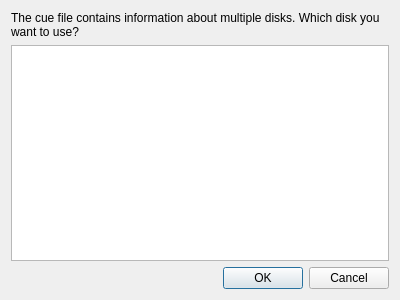
flacon/flacon, file gui/cuediskselectdialog/cuediskselectdialog.ui: the form before one commit.
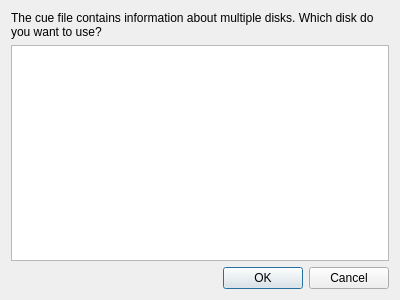
The form after the commit.

What changed in the file:
```diff
--- a/gui/cuediskselectdialog/cuediskselectdialog.ui
+++ b/gui/cuediskselectdialog/cuediskselectdialog.ui
@@ -17,7 +17,7 @@
    <item>
     <widget class="QLabel" name="text">
      <property name="text">
-      <string>The cue file contains information about multiple disks. Which disk you want to use?</string>
+      <string>The cue file contains information about multiple disks. Which disk do you want to use?</string>
      </property>
      <property name="wordWrap">
       <bool>true</bool>
```
